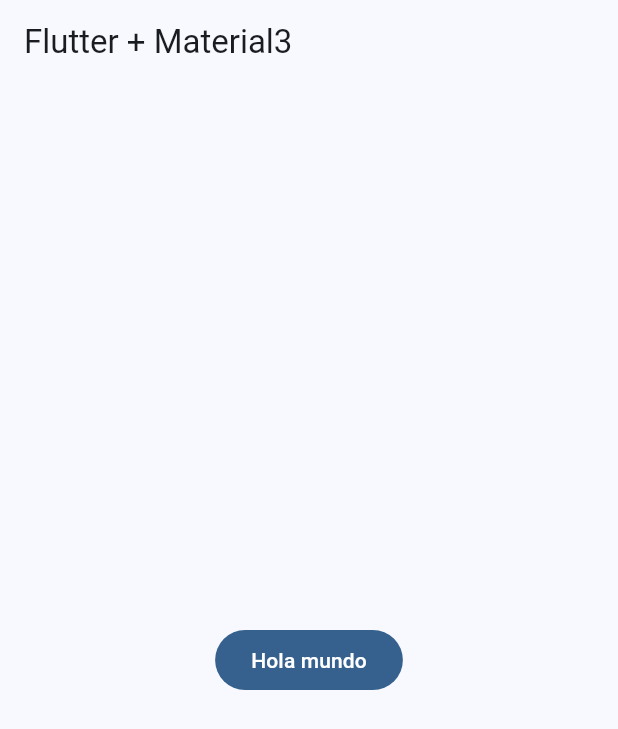
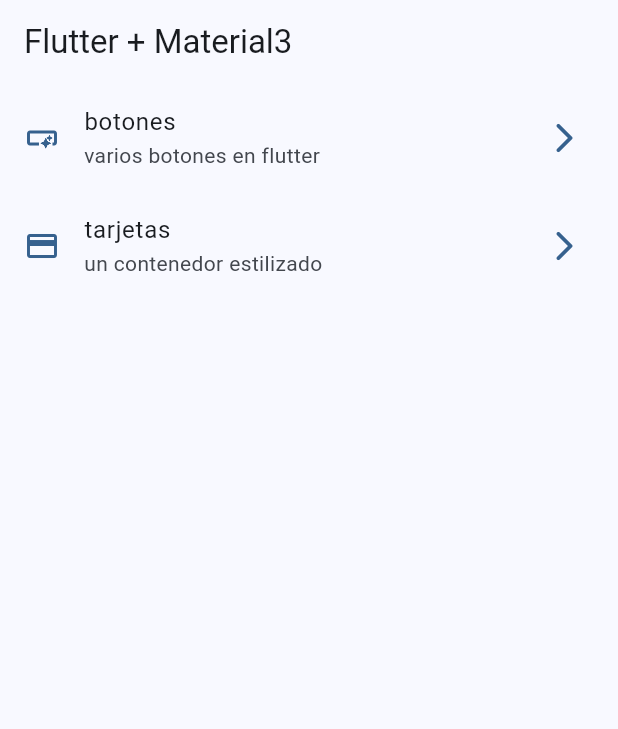
Before and after one commit to CanulMena/custom_widgets, a Flutter app: the screen it shows after launch, on a phone screen of 412 x 824 dp. Shown: the top 729 px of the screen. Run offline on Flutter 3.47's test engine with Material 3 defaults, Android fonts, the phone set to English and light mode, and no system bars.

Commit message:
_HomeView creando y implementado en el body del  HomeScreen

```diff
--- a/lib/config/menu/menu_item.dart
+++ b/lib/config/menu/menu_item.dart
@@ -6,14 +6,17 @@ class MenuItem { //* Esta esta clase solo nos ayudará a controlar los MenuItems
   final String link;
   final IconData icon;
 
-  MenuItem({
+  const MenuItem({
   required this.title,
   required this.subTitle,
   required this.link,
   required this.icon
   });
+}
 
-  List<MenuItem> appMenuItems = [
+//!Al no estar dentro de una clase podemos acceder a esta variable con el simple echo de importar el enlace de este documento(codigo)
+const List<MenuItem> appMenuItems =[
+
 MenuItem(
   title: 'botones',
   subTitle: 'varios botones en flutter',
@@ -28,5 +31,3 @@ class MenuItem { //* Esta esta clase solo nos ayudará a controlar los MenuItems
   ),
 
 ];
-
-}
--- a/lib/presentation/screens/home/home_screen.dart
+++ b/lib/presentation/screens/home/home_screen.dart
@@ -1,3 +1,4 @@
+import 'package:custom_widgets/config/menu/menu_item.dart';
 import 'package:flutter/material.dart';
 
 class HomeScreen extends StatelessWidget {
@@ -9,9 +10,45 @@ class HomeScreen extends StatelessWidget {
       appBar: AppBar(
         title: const Text('Flutter + Material3'),
       ),
-      body: Center(
-          child: FilledButton(onPressed: () {}, child: const Text('Hola mundo')),
-        ),
+      body: _HomeView(),
     );
   }
 }
+
+class _HomeView extends StatelessWidget {
+
+  @override
+  Widget build(BuildContext context) {
+    return ListView.builder(
+      itemCount: appMenuItems.length,
+      itemBuilder: (context, index) {
+        final MenuItem menuItem = appMenuItems[index];
+        return CustomListTitle(menuItem: menuItem);
+      },
+      );
+  }
+}
+
+class CustomListTitle extends StatelessWidget {
+  final MenuItem menuItem;
+
+  const CustomListTitle({
+    super.key,
+    required this.menuItem,
+  });
+
+
+  @override
+  Widget build(BuildContext context) {
+    final colors = Theme.of(context).colorScheme;
+    return ListTile(
+      leading: Icon(menuItem.icon, color: colors.primary,),
+      trailing: Icon(Icons.arrow_forward_ios_rounded, color: colors.primary,),
+      title: Text(menuItem.title),
+      subtitle: Text(menuItem.subTitle),
+      onTap: () {
+        //TODO: navegar a otra pantalla
+      },
+    );
+  }
+}
```
Lines whose indentation alone changed are shown as unchanged.
